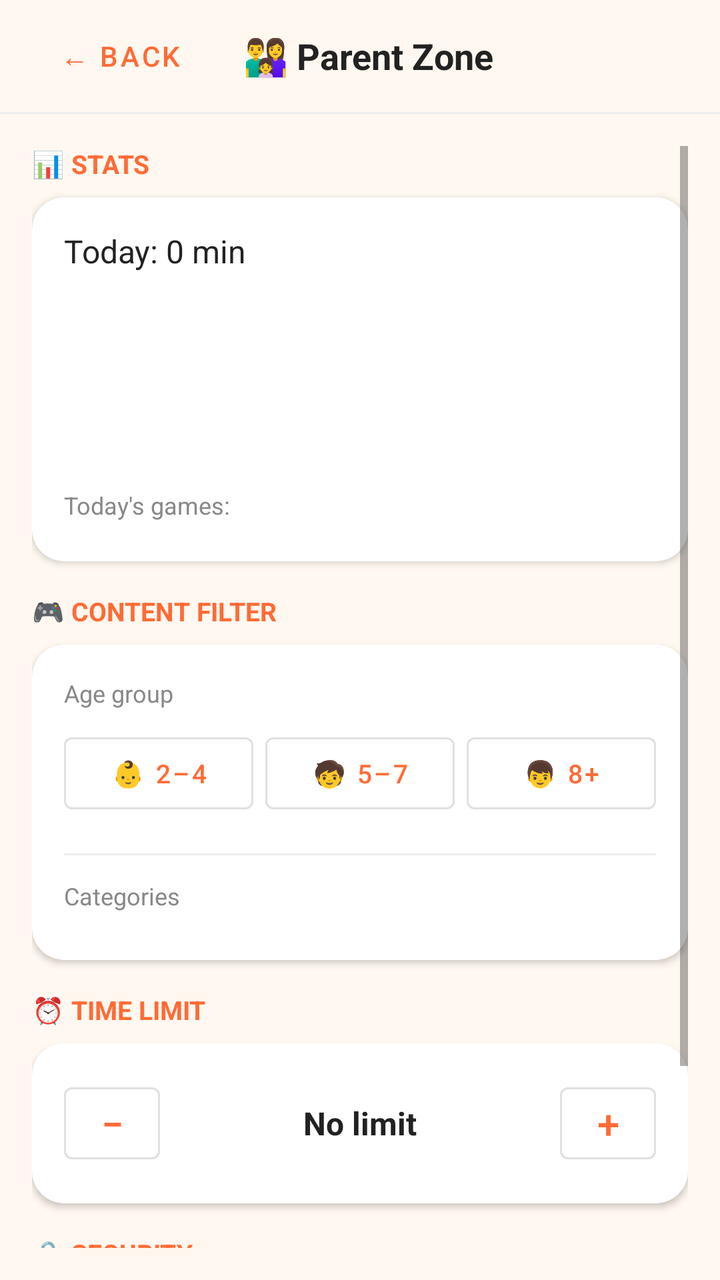
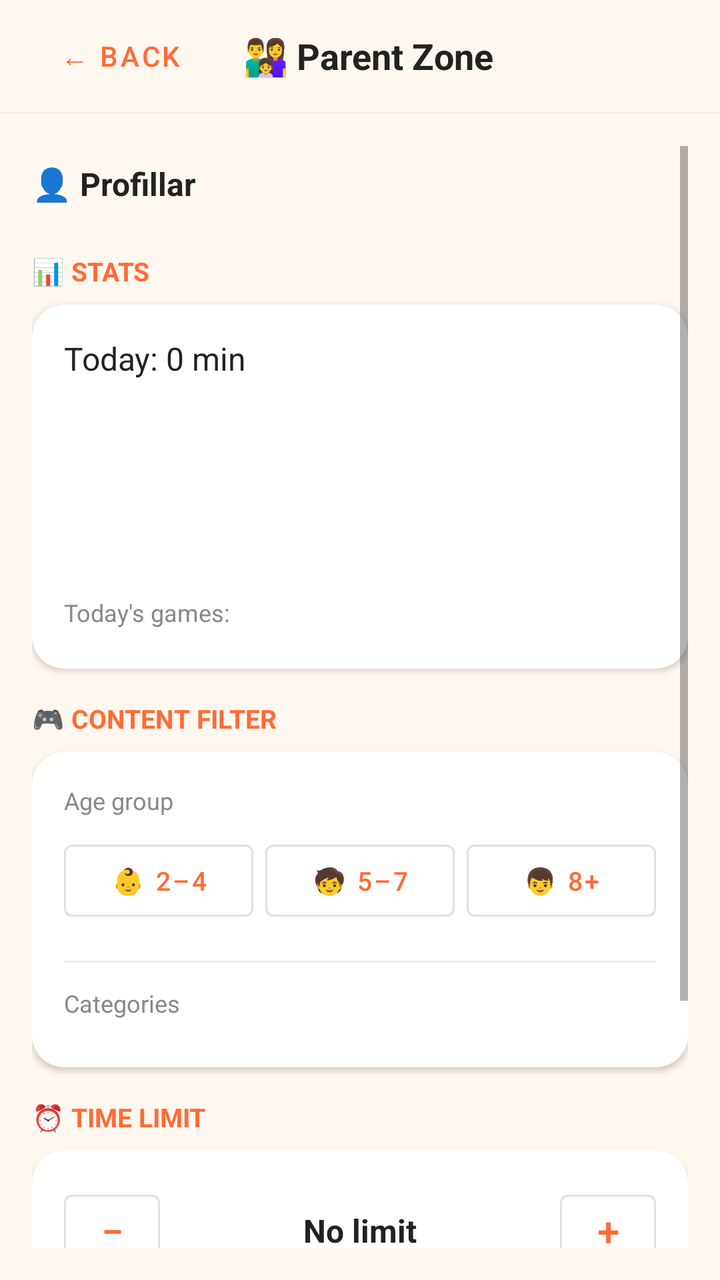

Screens rendered from an Android XML layout before and after an edit, with the pre-edit source and the edit as a unified diff.
<!-- AndroidManifest.xml: activity theme Theme.KidZone -->
<!-- res/layout/activity_parental_dashboard.xml -->
<?xml version="1.0" encoding="utf-8"?>
<LinearLayout xmlns:android="http://schemas.android.com/apk/res/android"
    xmlns:app="http://schemas.android.com/apk/res-auto"
    android:layout_width="match_parent"
    android:layout_height="match_parent"
    android:orientation="vertical"
    android:background="#FFF8F0">

    
    <LinearLayout
        android:layout_width="match_parent"
        android:layout_height="56dp"
        android:orientation="horizontal"
        android:gravity="center_vertical"
        android:paddingHorizontal="16dp"
        android:background="#FFF8F0">

        <com.google.android.material.button.MaterialButton
            android:id="@+id/pd_back"
            style="@style/Widget.MaterialComponents.Button.TextButton"
            android:layout_width="wrap_content"
            android:layout_height="wrap_content"
            android:text="← Back"
            android:textColor="#FF6B35"/>

        <TextView
            android:layout_width="0dp"
            android:layout_height="wrap_content"
            android:layout_weight="1"
            android:text="@string/pd_title"
            android:textSize="18sp"
            android:textStyle="bold"
            android:textColor="#222222"
            android:gravity="center"/>

        <Space android:layout_width="80dp" android:layout_height="1dp"/>
    </LinearLayout>

    <View android:layout_width="match_parent" android:layout_height="1dp" android:background="#EEEEEE"/>

    <ScrollView
        android:layout_width="match_parent"
        android:layout_height="0dp"
        android:layout_weight="1"
        android:padding="16dp"
        android:fillViewport="true">

        <LinearLayout
            android:layout_width="match_parent"
            android:layout_height="wrap_content"
            android:orientation="vertical">

            
            <TextView
                android:layout_width="wrap_content" android:layout_height="wrap_content"
                android:text="@string/pd_stats_header"
                android:textSize="13sp" android:textStyle="bold"
                android:textColor="#FF6B35" android:layout_marginBottom="8dp"/>

            <androidx.cardview.widget.CardView
                android:layout_width="match_parent" android:layout_height="wrap_content"
                app:cardCornerRadius="16dp" app:cardElevation="2dp"
                android:layout_marginBottom="16dp">
                <LinearLayout
                    android:layout_width="match_parent" android:layout_height="wrap_content"
                    android:orientation="vertical" android:padding="16dp">

                    <TextView
                        android:id="@+id/pd_today_minutes"
                        android:layout_width="wrap_content" android:layout_height="wrap_content"
                        android:text="Today: 0 min"
                        android:textSize="16sp" android:textColor="#222222"
                        android:layout_marginBottom="12dp"/>

                    <LinearLayout
                        android:id="@+id/pd_chart"
                        android:layout_width="match_parent" android:layout_height="80dp"
                        android:orientation="horizontal" android:gravity="bottom"
                        android:layout_marginBottom="4dp"/>

                    <LinearLayout
                        android:id="@+id/pd_chart_labels"
                        android:layout_width="match_parent" android:layout_height="wrap_content"
                        android:orientation="horizontal"
                        android:layout_marginBottom="12dp"/>

                    <TextView
                        android:layout_width="wrap_content" android:layout_height="wrap_content"
                        android:text="Today\'s games:"
                        android:textSize="12sp" android:textColor="#888888"
                        android:layout_marginBottom="4dp"/>

                    <HorizontalScrollView
                        android:layout_width="match_parent" android:layout_height="wrap_content">
                        <LinearLayout
                            android:id="@+id/pd_games_row"
                            android:layout_width="wrap_content" android:layout_height="wrap_content"
                            android:orientation="horizontal"/>
                    </HorizontalScrollView>

                </LinearLayout>
            </androidx.cardview.widget.CardView>

            
            <TextView
                android:layout_width="wrap_content" android:layout_height="wrap_content"
                android:text="@string/pd_content_header"
                android:textSize="13sp" android:textStyle="bold"
                android:textColor="#FF6B35" android:layout_marginBottom="8dp"/>

            <androidx.cardview.widget.CardView
                android:layout_width="match_parent" android:layout_height="wrap_content"
                app:cardCornerRadius="16dp" app:cardElevation="2dp"
                android:layout_marginBottom="16dp">
                <LinearLayout
                    android:layout_width="match_parent" android:layout_height="wrap_content"
                    android:orientation="vertical" android:padding="16dp">

                    <TextView
                        android:layout_width="wrap_content" android:layout_height="wrap_content"
                        android:text="Age group"
                        android:textSize="12sp" android:textColor="#888888"
                        android:layout_marginBottom="8dp"/>

                    <LinearLayout
                        android:layout_width="match_parent" android:layout_height="wrap_content"
                        android:orientation="horizontal" android:layout_marginBottom="16dp">
                        <com.google.android.material.button.MaterialButton
                            android:id="@+id/pd_age_24"
                            style="@style/Widget.MaterialComponents.Button.OutlinedButton"
                            android:layout_width="0dp" android:layout_height="48dp"
                            android:layout_weight="1" android:text="👶 2–4"
                            android:textSize="13sp" android:layout_marginEnd="4dp"/>
                        <com.google.android.material.button.MaterialButton
                            android:id="@+id/pd_age_57"
                            style="@style/Widget.MaterialComponents.Button.OutlinedButton"
                            android:layout_width="0dp" android:layout_height="48dp"
                            android:layout_weight="1" android:text="🧒 5–7"
                            android:textSize="13sp" android:layout_marginHorizontal="2dp"/>
                        <com.google.android.material.button.MaterialButton
                            android:id="@+id/pd_age_8plus"
                            style="@style/Widget.MaterialComponents.Button.OutlinedButton"
                            android:layout_width="0dp" android:layout_height="48dp"
                            android:layout_weight="1" android:text="👦 8+"
                            android:textSize="13sp" android:layout_marginStart="4dp"/>
                    </LinearLayout>

                    <View android:layout_width="match_parent" android:layout_height="1dp"
                        android:background="#EEEEEE" android:layout_marginBottom="12dp"/>

                    <TextView
                        android:layout_width="wrap_content" android:layout_height="wrap_content"
                        android:text="Categories"
                        android:textSize="12sp" android:textColor="#888888"
                        android:layout_marginBottom="8dp"/>

                    <LinearLayout
                        android:id="@+id/pd_categories"
                        android:layout_width="match_parent" android:layout_height="wrap_content"
                        android:orientation="vertical"/>

                </LinearLayout>
            </androidx.cardview.widget.CardView>

            
            <TextView
                android:layout_width="wrap_content" android:layout_height="wrap_content"
                android:text="@string/pd_limit_header"
                android:textSize="13sp" android:textStyle="bold"
                android:textColor="#FF6B35" android:layout_marginBottom="8dp"/>

            <androidx.cardview.widget.CardView
                android:layout_width="match_parent" android:layout_height="wrap_content"
                app:cardCornerRadius="16dp" app:cardElevation="2dp"
                android:layout_marginBottom="16dp">
                <LinearLayout
                    android:layout_width="match_parent" android:layout_height="wrap_content"
                    android:orientation="horizontal" android:gravity="center_vertical"
                    android:padding="16dp">

                    <com.google.android.material.button.MaterialButton
                        android:id="@+id/pd_limit_minus"
                        style="@style/Widget.MaterialComponents.Button.OutlinedButton"
                        android:layout_width="48dp" android:layout_height="48dp"
                        android:text="−" android:textSize="20sp" android:padding="0dp"/>

                    <TextView
                        android:id="@+id/pd_limit_val"
                        android:layout_width="0dp" android:layout_height="wrap_content"
                        android:layout_weight="1" android:text="@string/pd_no_limit"
                        android:textSize="16sp" android:textStyle="bold"
                        android:textColor="#222222" android:gravity="center"/>

                    <com.google.android.material.button.MaterialButton
                        android:id="@+id/pd_limit_plus"
                        style="@style/Widget.MaterialComponents.Button.OutlinedButton"
                        android:layout_width="48dp" android:layout_height="48dp"
                        android:text="+" android:textSize="20sp" android:padding="0dp"/>

                </LinearLayout>
            </androidx.cardview.widget.CardView>

            
            <TextView
                android:layout_width="wrap_content" android:layout_height="wrap_content"
                android:text="@string/pd_security_header"
                android:textSize="13sp" android:textStyle="bold"
                android:textColor="#FF6B35" android:layout_marginBottom="8dp"/>

            <androidx.cardview.widget.CardView
                android:layout_width="match_parent" android:layout_height="wrap_content"
                app:cardCornerRadius="16dp" app:cardElevation="2dp"
                android:layout_marginBottom="32dp">
                <LinearLayout
                    android:layout_width="match_parent" android:layout_height="wrap_content"
                    android:padding="16dp">
                    <com.google.android.material.button.MaterialButton
                        android:id="@+id/pd_change_pin"
                        android:layout_width="match_parent" android:layout_height="48dp"
                        android:text="@string/pd_set_pin"
                        android:backgroundTint="#FF6B35"/>
                </LinearLayout>
            </androidx.cardview.widget.CardView>

        </LinearLayout>
    </ScrollView>

</LinearLayout>
<!-- resources referenced by this layout -->
<resources>
  <string name="pd_content_header">🎮 CONTENT FILTER</string>
  <string name="pd_limit_header">⏰ TIME LIMIT</string>
  <string name="pd_no_limit">No limit</string>
  <string name="pd_security_header">🔒 SECURITY</string>
  <string name="pd_set_pin">Set PIN</string>
  <string name="pd_stats_header">📊 STATS</string>
  <string name="pd_title">👨‍👩‍👧 Parent Zone</string>
  <style name="Theme.KidZone" parent="Theme.MaterialComponents.DayNight.NoActionBar">
          <item name="colorPrimary">#FF6B35</item>
          <item name="colorPrimaryVariant">#E55A25</item>
          <item name="colorOnPrimary">#FFFFFF</item>
          <item name="colorSecondary">#FF9F1C</item>
          <item name="colorOnSecondary">#FFFFFF</item>
          <item name="android:statusBarColor">#FF6B35</item>
          <item name="android:navigationBarColor">#080818</item>
          <item name="android:windowBackground">#FF6B35</item>
          <item name="android:windowFullscreen">true</item>
      </style>
</resources>

<!-- the commit's change to res/layout/activity_parental_dashboard.xml (unified diff, before → after) -->
@@ -49,6 +49,25 @@
             android:layout_width="match_parent"
             android:layout_height="wrap_content"
             android:orientation="vertical">
+
+            
+            <TextView
+                android:layout_width="match_parent"
+                android:layout_height="wrap_content"
+                android:text="👤 Profillar"
+                android:textSize="16sp"
+                android:textStyle="bold"
+                android:textColor="#222222"
+                android:layout_marginTop="8dp"
+                android:layout_marginBottom="8dp"/>
+
+            <LinearLayout
+                android:id="@+id/pd_profiles"
+                android:layout_width="match_parent"
+                android:layout_height="wrap_content"
+                android:orientation="vertical"
+                android:layout_marginBottom="16dp">
+            </LinearLayout>
 
             
             <TextView
